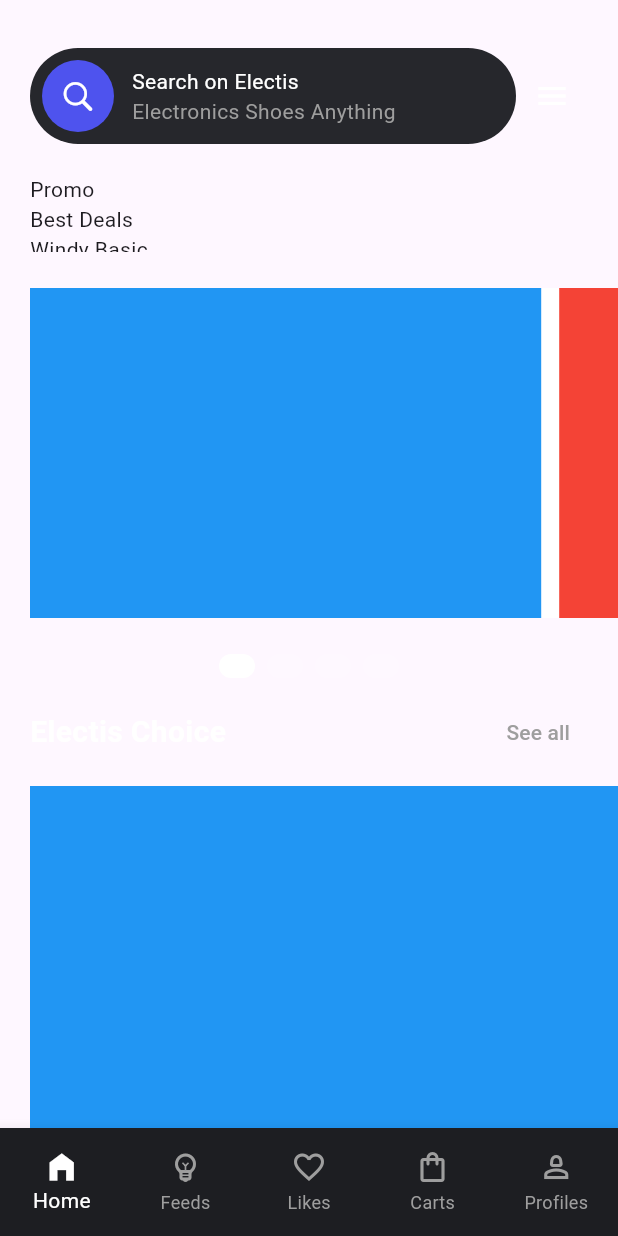
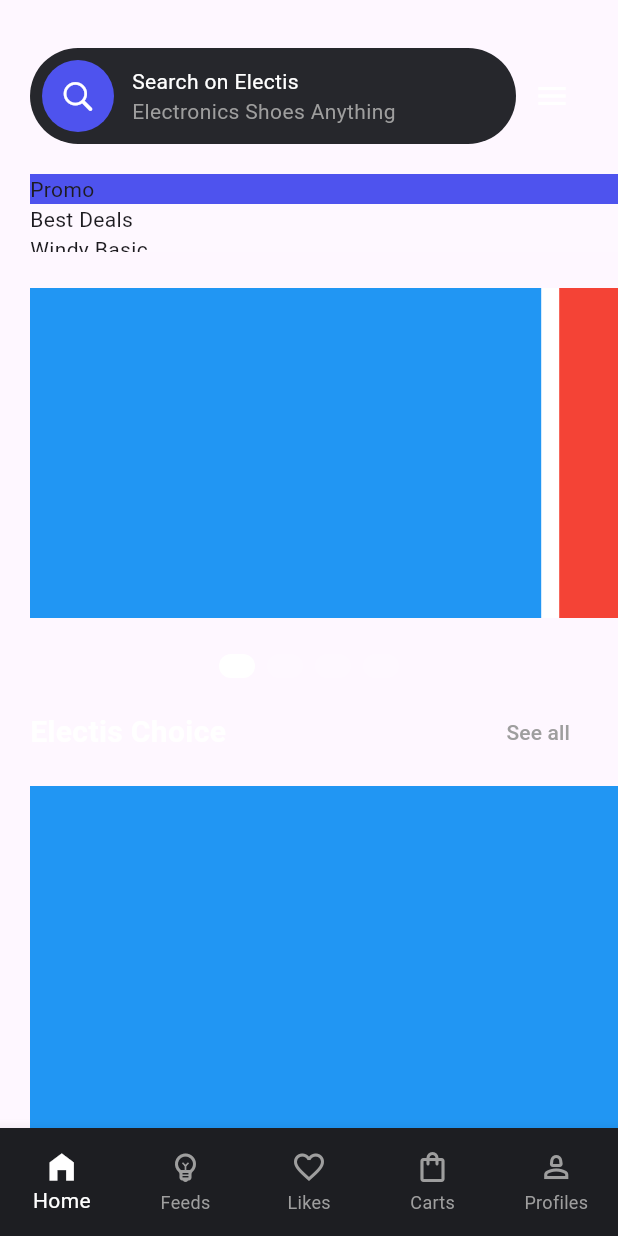
Before and after one commit to JAICHANGPARK/flutter_notebook_chapter_38, a Flutter app: the ElectronicHomePage screen opened directly, on a phone screen of 412 x 824 dp. Run offline on Flutter 3.47's test engine with Material 3 defaults, Android fonts, the phone set to English and light mode, and no system bars; drawn by our look-alikes of smooth_page_indicator; our stand-ins replace gap, go_router.

Commit message:
Update electronic_home_page.dart

```diff
--- a/lib/ep1922_electronic_app/view/electronic_home_page.dart
+++ b/lib/ep1922_electronic_app/view/electronic_home_page.dart
@@ -96,7 +96,7 @@ class _ElectronicHomePageState extends State<ElectronicHomePage> {
                   itemBuilder: (context, index) {
                     return Container(
                       decoration: BoxDecoration(
-
+                        color: selectedTab == index ? Color(0xff4E53EE) : Colors.white.withOpacity(.1),
                       ),
                       child: Text("${tabs[index]}"),
                     );
```
